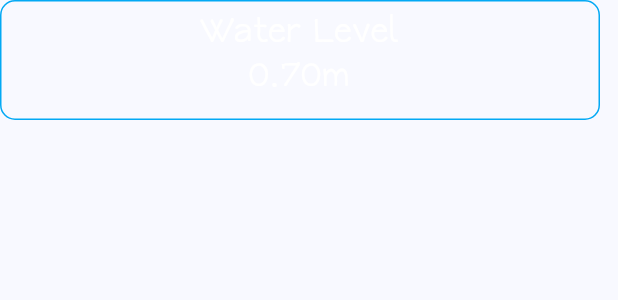
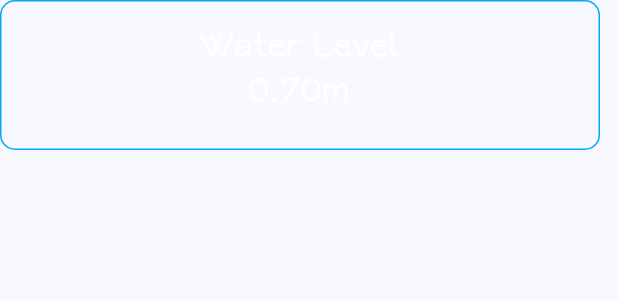
Before and after one commit to OGreenwood672/CamCurrents, a Flutter app: the WaterLvlWidget widget shown alone on an empty page, opened directly, on a phone screen of 412 x 824 dp. Shown: the top 300 px of the screen. Run offline on Flutter 3.47's test engine with Material 3 defaults, Android fonts, the phone set to English and light mode, and no system bars; network calls fail.

Commit message:
waterlevel widget1.1

```diff
--- a/lib/ExtraDetails/waterlevel.dart
+++ b/lib/ExtraDetails/waterlevel.dart
@@ -9,7 +9,7 @@ class WaterLvlWidget extends StatelessWidget {
     super.key,
     required this.waterLevel,
     this.width = 400, // Default width
-    this.height = 80, // Default height
+    this.height = 100, // Default height
   });
 
   @override
```
Also changed, not shown: lib/day.dart (+17 -6 lines).
